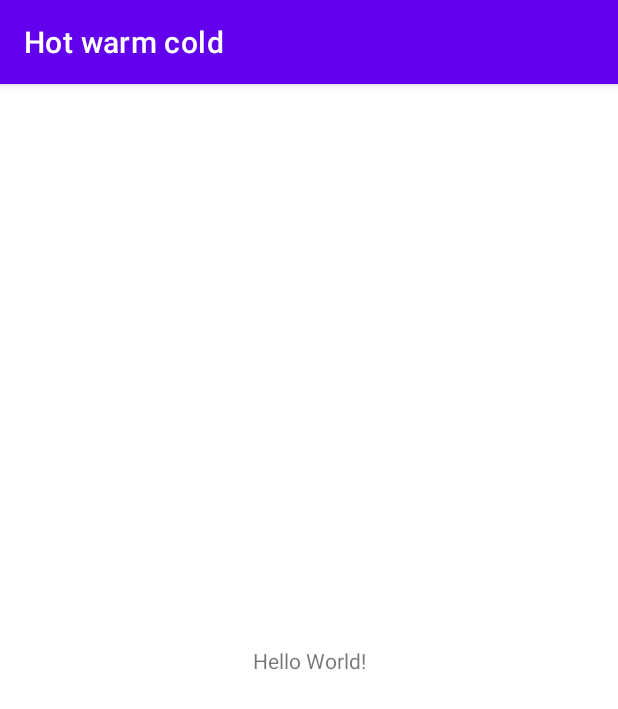
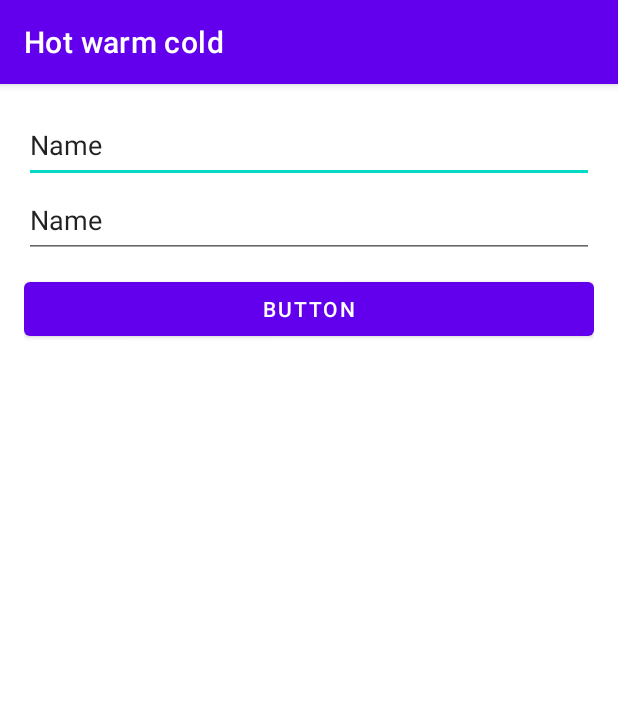
Before and after one commit to nicolasfara/pulverization-hot-warm-cold, an Android app: the screen it shows after launch (MainActivity), on a phone screen of 412 x 824 dp. Shown: the top 709 px of the screen. Run offline under Robolectric (Android 15) with nearby library versions, the phone set to English and light mode, and no system bars; libraries missing offline, so code that uses them is left out: com.welie.blessed; 3 statements that could not run were skipped.

Commit message:
refactor: use different library for BT

```diff
--- a/app/build.gradle.kts
+++ b/app/build.gradle.kts
@@ -52,7 +52,7 @@ dependencies {
     implementation(libs.pulverization.rabbitmq)
     implementation(libs.koin.core)
     implementation(libs.beacon)
-    implementation("com.github.LeandroSQ:android-ble-made-easy:1.8.0")
+    implementation("com.github.weliem:blessed-android-coroutines:0.3.2")
     testImplementation("junit:junit:4.13.2")
     androidTestImplementation("androidx.test.ext:junit:1.1.3")
     androidTestImplementation("androidx.test.espresso:espresso-core:3.4.0")
--- a/app/src/main/kotlin/it/nicolasfarabegoli/hotwarmcold/config/Configuration.kt
+++ b/app/src/main/kotlin/it/nicolasfarabegoli/hotwarmcold/config/Configuration.kt
@@ -10,7 +10,7 @@ import it.nicolasfarabegoli.pulverization.dsl.Device
 import it.nicolasfarabegoli.pulverization.dsl.Edge
 import it.nicolasfarabegoli.pulverization.dsl.pulverizationConfig
 
-const val BT_MAC = ""
+const val BT_NAME = "ESP32"
 
 val config = pulverizationConfig {
     logicalDevice("smartphone") {
--- a/app/src/main/res/layout/activity_main.xml
+++ b/app/src/main/res/layout/activity_main.xml
@@ -6,13 +6,49 @@
     android:layout_height="match_parent"
     tools:context=".MainActivity">
 
-    <TextView
-        android:layout_width="wrap_content"
-        android:layout_height="wrap_content"
-        android:text="Hello World!"
+    <LinearLayout
+        android:id="@+id/rootContainer"
+        android:layout_width="0dp"
+        android:layout_height="0dp"
+        android:layout_marginStart="16dp"
+        android:layout_marginTop="16dp"
+        android:layout_marginEnd="16dp"
+        android:layout_marginBottom="16dp"
+        android:orientation="vertical"
         app:layout_constraintBottom_toBottomOf="parent"
         app:layout_constraintEnd_toEndOf="parent"
         app:layout_constraintStart_toStartOf="parent"
-        app:layout_constraintTop_toTopOf="parent" />
+        app:layout_constraintTop_toTopOf="parent">
 
+        <EditText
+            android:id="@+id/brokerHost"
+            android:layout_width="match_parent"
+            android:layout_height="50dp"
+            android:inputType="textPersonName"
+            android:text="Name" />
+
+        <EditText
+            android:id="@+id/bluetoothName"
+            android:layout_width="match_parent"
+            android:layout_height="50dp"
+            android:ems="10"
+            android:inputType="textPersonName"
+            android:text="Name" />
+
+        <Space
+            android:layout_width="match_parent"
+            android:layout_height="10dp" />
+
+        <Button
+            android:id="@+id/button"
+            android:layout_width="match_parent"
+            android:layout_height="wrap_content"
+            android:text="Button" />
+
+        <TextView
+            android:id="@+id/rssiLabel"
+            android:layout_width="match_parent"
+            android:layout_height="wrap_content" />
+
+    </LinearLayout>
 </androidx.constraintlayout.widget.ConstraintLayout>
```
Also changed, not shown: app/src/main/AndroidManifest.xml (+25 -0 lines), app/src/main/kotlin/it/nicolasfarabegoli/hotwarmcold/AndroidPulverizationManager.kt (+3 -6 lines), app/src/main/kotlin/it/nicolasfarabegoli/hotwarmcold/BluetoothManager.kt (added, +86 -0 lines), app/src/main/kotlin/it/nicolasfarabegoli/hotwarmcold/MainActivity.kt (+22 -51 lines), app/src/main/kotlin/it/nicolasfarabegoli/hotwarmcold/PermissionsUtility.kt (added, +71 -0 lines), app/src/main/kotlin/it/nicolasfarabegoli/hotwarmcold/components/Sensor.kt (+18 -7 lines).
